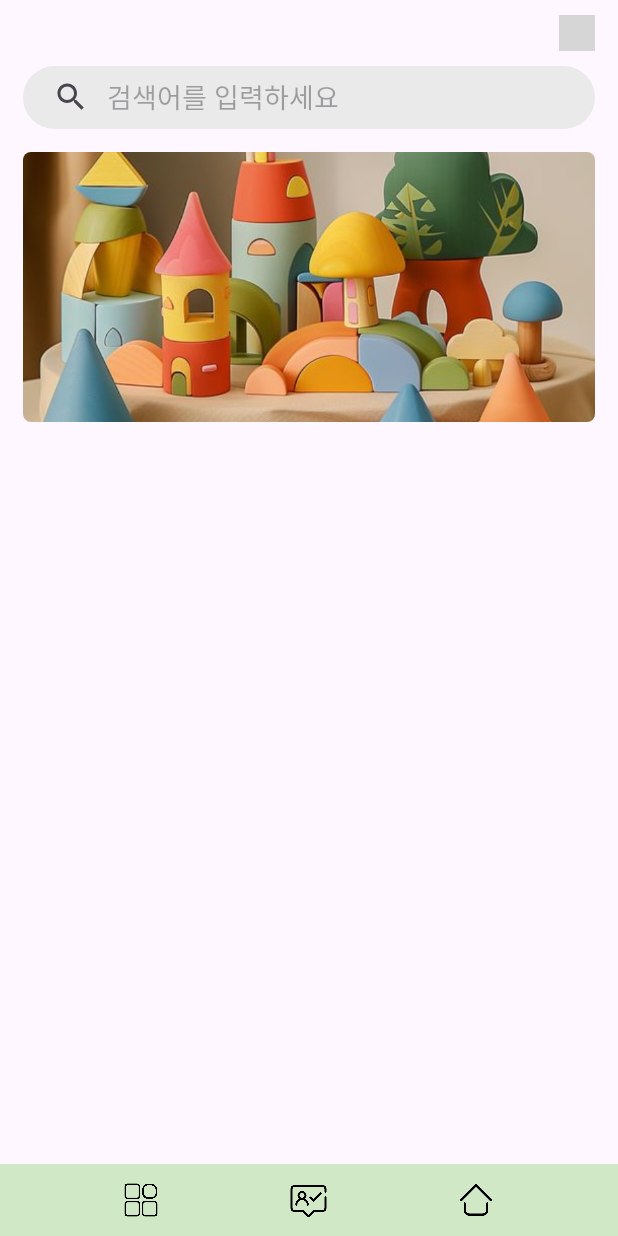
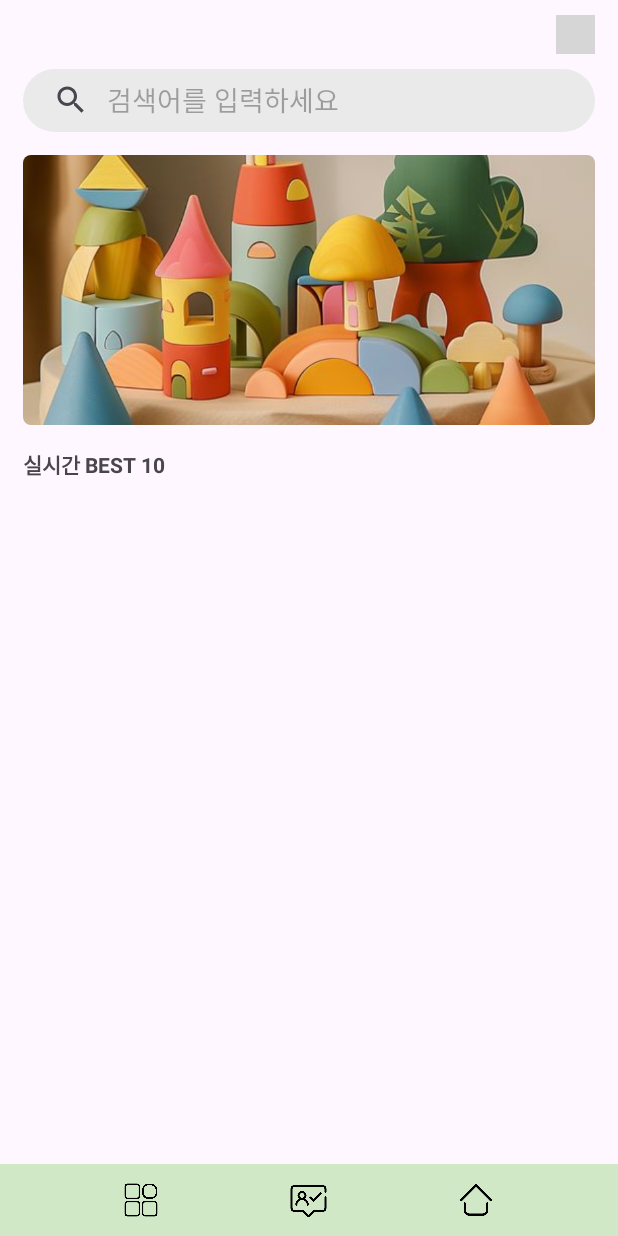
Before and after one commit to eungyeong12/mobile-programming, an Android app: the screen it shows after launch once a user with an empty profile is signed in (MainActivity), on a phone screen of 412 x 824 dp. Run offline under Robolectric (Android 15) with nearby library versions, the phone set to English and light mode, and no system bars; our stand-ins replace Firebase (no records; nobody signed in at launch, a user with empty details on screens opened directly); libraries missing offline, so code that uses them is left out: com.ramotion.fluidslider, jxl.read.biff; grey boxes are pictures that could not be loaded.

Commit message:
실시간 best 10 장난감 불러오기

```diff
--- a/app/src/main/java/jo/toybreeze/CompanyAdaptor.java
+++ b/app/src/main/java/jo/toybreeze/CompanyAdaptor.java
@@ -1,6 +1,5 @@
 package jo.toybreeze;
 
-import android.graphics.Bitmap;
 import android.view.LayoutInflater;
 import android.view.View;
 import android.view.ViewGroup;
@@ -19,7 +18,6 @@ import jo.toybreeze.domain.Company;
 public class CompanyAdaptor extends RecyclerView.Adapter<CompanyAdaptor.ViewHolder> {
     private List<Company> companies;
     private List<Company> allCompanies;
-    private Bitmap bitmap;
 
     public CompanyAdaptor(List<Company> companies) {
         this.companies = companies;
--- a/app/src/main/java/jo/toybreeze/FragmentCategory.java
+++ b/app/src/main/java/jo/toybreeze/FragmentCategory.java
@@ -6,7 +6,6 @@ import android.view.View;
 import android.view.ViewGroup;
 import android.widget.CheckBox;
 import android.widget.ImageView;
-import android.widget.RadioButton;
 import android.widget.TextView;
 
 import androidx.annotation.NonNull;
--- a/app/src/main/java/jo/toybreeze/FragmentHome.java
+++ b/app/src/main/java/jo/toybreeze/FragmentHome.java
@@ -10,20 +10,53 @@ import android.widget.ImageView;
 import androidx.annotation.NonNull;
 import androidx.annotation.Nullable;
 import androidx.fragment.app.Fragment;
+import androidx.recyclerview.widget.LinearLayoutManager;
+import androidx.recyclerview.widget.RecyclerView;
 
 import com.google.firebase.auth.FirebaseAuth;
+import com.google.firebase.firestore.FirebaseFirestore;
+import com.google.firebase.firestore.Query;
+import com.google.firebase.firestore.QueryDocumentSnapshot;
+
+import java.util.ArrayList;
+import java.util.List;
+
+import jo.toybreeze.domain.Toy;
 
 public class FragmentHome  extends Fragment {
     private static final String TAG = FragmentHome.class.getSimpleName();
     private ImageView logout;
+    private RecyclerView recyclerView1;
     private FirebaseAuth mAuth;
+    private FirebaseFirestore db;
+    private BestToyAdaptor bestToyAdaptor;
 
     @Nullable
     @Override
     public View onCreateView(@NonNull LayoutInflater inflater, @Nullable ViewGroup container, @Nullable Bundle savedInstanceState) {
         View view = inflater.inflate(R.layout.fragment_home, container, false);
         logout = view.findViewById(R.id.logout);
+        recyclerView1 = view.findViewById(R.id.recyclerView1);
         mAuth = FirebaseAuth.getInstance();
+        db = FirebaseFirestore.getInstance();
+
+        db.collection("toys")
+            .orderBy("sellQuantity", Query.Direction.DESCENDING)
+                .addSnapshotListener((value, error) -> {
+                    List<Toy> toys = new ArrayList<>();
+                    List<String> toyIds = new ArrayList<>();
+
+                    for (QueryDocumentSnapshot document : value) {
+                        if (toys.size() == 10) break;
+                        Toy toy = document.toObject(Toy.class);
+                        toys.add(toy);
+                        toyIds.add(document.getId());
+                        LinearLayoutManager linearLayoutManager = new LinearLayoutManager(getContext(), LinearLayoutManager.HORIZONTAL, false);
+                        recyclerView1.setLayoutManager(linearLayoutManager);
+                        bestToyAdaptor = new BestToyAdaptor(toys, toyIds);
+                        recyclerView1.setAdapter(bestToyAdaptor);
+                    }
+                });
 
         logout.setOnClickListener(view1 -> {
             mAuth.signOut();
--- a/app/src/main/java/jo/toybreeze/domain/Toy.java
+++ b/app/src/main/java/jo/toybreeze/domain/Toy.java
@@ -16,6 +16,9 @@ public class Toy {
     private int sellQuantity;
     private String description;
     private String policy;
+
+    public Toy() {
+    }
 
     public Toy(String company, String name, String age, String category, List<String> tags, int monthPrice, int threeMonthPrice, int quantity, int sellQuantity, String description, String policy) {
         this.company = company;
--- /dev/null
+++ b/app/src/main/res/drawable/tag_background5.xml
@@ -0,0 +1,5 @@
+<?xml version="1.0" encoding="utf-8"?>
+<shape xmlns:android="http://schemas.android.com/apk/res/android">
+    <solid android:color="#EDEDED"/>
+    <corners android:radius="8dp" />
+</shape>
--- a/app/src/main/res/layout/fragment_home.xml
+++ b/app/src/main/res/layout/fragment_home.xml
@@ -16,8 +16,8 @@
 
         <ImageView
             android:id="@+id/logout"
-            android:layout_width="24dp"
-            android:layout_height="24dp"
+            android:layout_width="26dp"
+            android:layout_height="26dp"
             android:layout_marginEnd="15dp"
             app:srcCompat="@drawable/logout" />
     </LinearLayout>
@@ -53,9 +53,9 @@
             android:layout_height="180dp"
             android:layout_marginStart="15dp"
             android:layout_marginEnd="15dp"
+            android:background="@drawable/rounded_corner_border"
+            android:clipToOutline="true"
             android:scaleType="centerCrop"
-            android:clipToOutline="true"
-            android:background="@drawable/rounded_corner_border"
             app:srcCompat="@drawable/toy_image" />
     </LinearLayout>
 
@@ -63,6 +63,23 @@
         android:layout_width="match_parent"
         android:layout_height="match_parent"
         android:layout_marginTop="15dp"
-        android:orientation="vertical"/>
+        android:orientation="vertical">
+
+        <TextView
+            android:id="@+id/textView"
+            android:layout_width="match_parent"
+            android:layout_height="wrap_content"
+            android:layout_marginStart="15dp"
+            android:text="실시간 BEST 10"
+            android:textStyle="bold" />
+
+        <androidx.recyclerview.widget.RecyclerView
+            android:id="@+id/recyclerView1"
+            android:layout_width="match_parent"
+            android:layout_height="wrap_content"
+            android:layout_marginStart="17dp"
+            android:layout_marginTop="10dp" />
+
+    </LinearLayout>
 
 </LinearLayout>
```
Also changed, not shown: app/src/main/java/jo/toybreeze/BestToyAdaptor.java (added, +82 -0 lines), app/src/main/res/layout/item_best_toy.xml (added, +68 -0 lines), 1 other file.
